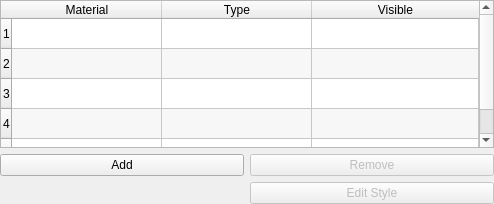
This is hexrd/ui/resources/ui/overlay_manager.ui in HEXRD/hexrdgui as Qt 5 draws it before an edit. The edited form follows.
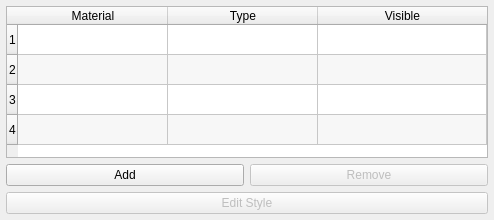
This is the edited form.

Commit message:
Add calibration crystal options to laue overlays
This commit also starts to pass the overlay options into the
overlay constructor as kwargs.

What changed in the file:
```diff
--- a/hexrd/ui/resources/ui/overlay_manager.ui
+++ b/hexrd/ui/resources/ui/overlay_manager.ui
@@ -7,21 +7,27 @@
     <x>0</x>
     <y>0</y>
     <width>494</width>
-    <height>204</height>
+    <height>220</height>
    </rect>
   </property>
+  <property name="minimumSize">
+   <size>
+    <width>0</width>
+    <height>0</height>
+   </size>
+  </property>
   <layout class="QGridLayout" name="gridLayout">
    <property name="leftMargin">
-    <number>0</number>
+    <number>6</number>
    </property>
    <property name="topMargin">
-    <number>0</number>
+    <number>6</number>
    </property>
    <property name="rightMargin">
-    <number>0</number>
+    <number>6</number>
    </property>
    <property name="bottomMargin">
-    <number>0</number>
+    <number>6</number>
    </property>
    <item row="2" column="1">
     <widget class="QPushButton" name="remove_button">
@@ -33,16 +39,6 @@
      </property>
     </widget>
    </item>
-   <item row="3" column="1">
-    <widget class="QPushButton" name="edit_style_button">
-     <property name="enabled">
-      <bool>false</bool>
-     </property>
-     <property name="text">
-      <string>Edit Style</string>
-     </property>
-    </widget>
-   </item>
    <item row="2" column="0">
     <widget class="QPushButton" name="add_button">
      <property name="text">
@@ -52,6 +48,12 @@
    </item>
    <item row="1" column="0" colspan="2">
     <widget class="QTableWidget" name="table">
+     <property name="minimumSize">
+      <size>
+       <width>0</width>
+       <height>150</height>
+      </size>
+     </property>
      <property name="toolTip">
       <string>&lt;html&gt;&lt;head/&gt;&lt;body&gt;&lt;p&gt;Select row to edit&lt;/p&gt;&lt;/body&gt;&lt;/html&gt;</string>
      </property>
@@ -71,7 +73,7 @@
       <enum>QAbstractItemView::SelectRows</enum>
      </property>
      <property name="rowCount">
-      <number>5</number>
+      <number>4</number>
      </property>
      <attribute name="horizontalHeaderCascadingSectionResizes">
       <bool>true</bool>
@@ -89,7 +91,6 @@
      <row/>
      <row/>
      <row/>
-     <row/>
      <column>
       <property name="text">
        <string>Material</string>
@@ -110,6 +111,16 @@
    <item row="4" column="0" colspan="2">
     <layout class="QVBoxLayout" name="overlay_editor_layout"/>
    </item>
+   <item row="3" column="0" colspan="2">
+    <widget class="QPushButton" name="edit_style_button">
+     <property name="enabled">
+      <bool>false</bool>
+     </property>
+     <property name="text">
+      <string>Edit Style</string>
+     </property>
+    </widget>
+   </item>
   </layout>
  </widget>
  <tabstops>
```
The commit also changes 5 other files.
